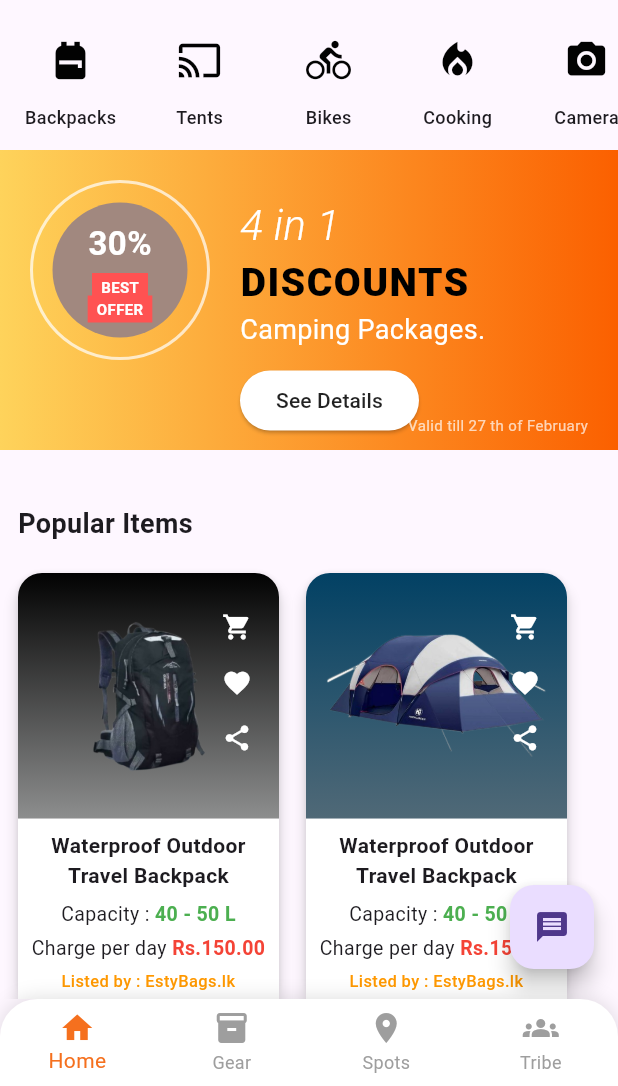
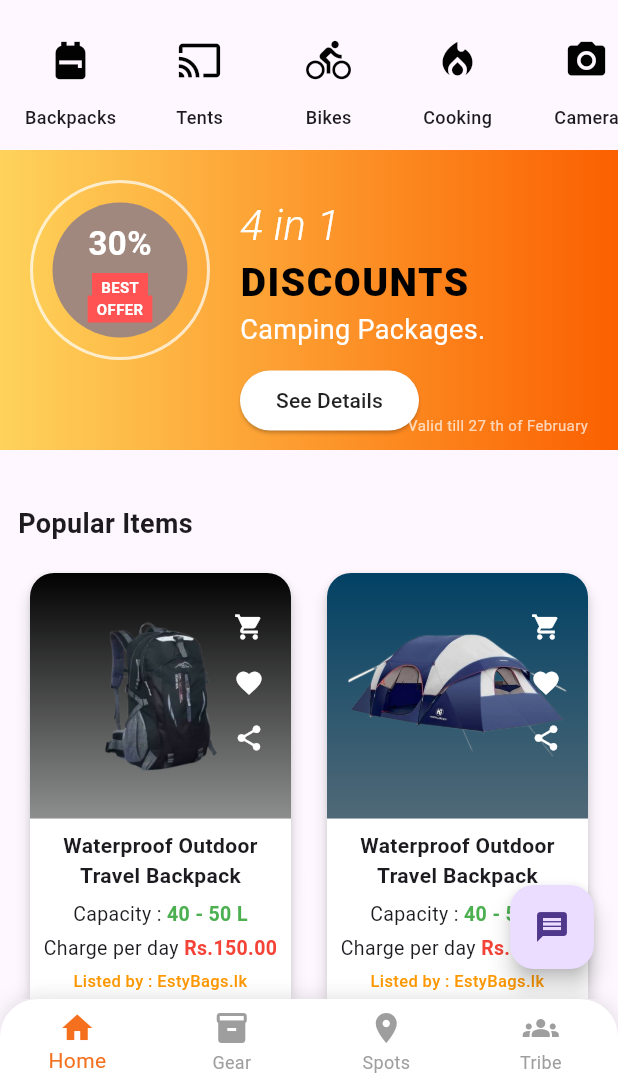
Before and after one commit to nilupul-dew/MAD_Group_09, a Flutter app: the screen it shows after launch, on a phone screen of 412 x 824 dp, the part 150-1236 px from its top. Run offline on Flutter 3.47's test engine with Material 3 defaults, Android fonts, the light colour scheme and no system bars; our stand-ins replace cloud_firestore, firebase_core; accounts and stored records are empty.

Commit message:
solve space issue

```diff
--- a/hiking_app/lib/presentation/screens/home_screen.dart
+++ b/hiking_app/lib/presentation/screens/home_screen.dart
@@ -240,12 +240,14 @@ class HomePageContent extends StatelessWidget {
             // Popular Items
             SectionTitle(title: "Popular Items"),
             Padding(
-              padding: const EdgeInsets.all(8.0),
-              child: Wrap(
-                spacing: 10,
-                runSpacing: 12,
+              padding: const EdgeInsets.symmetric(
+                  horizontal: 16.0, vertical: 8.0), // equal side margins
+              child: Row(
+                mainAxisAlignment:
+                    MainAxisAlignment.spaceBetween, // space between cards
                 children: [
-                  ItemCard(
+                  SizedBox(
+                    child: ItemCard(
                       assetImagePath: 'assets/images/backback3.png',
                       title: 'Waterproof Outdoor Travel Backpack',
                       capacity: '40 - 50 L',
@@ -259,7 +261,9 @@ class HomePageContent extends StatelessWidget {
                           Navigator.pushNamed(context, '/wishlist'),
                       onShareTap: () => Navigator.pushNamed(context, '/share'),
                     ),
-                  ItemCard(
+                  ),
+                  SizedBox(
+                      child: ItemCard(
                     assetImagePath: 'assets/images/tent1-.png',
                     title: 'Waterproof Outdoor Travel Backpack',
                     capacity: '40 - 50 L',
@@ -272,20 +276,31 @@ class HomePageContent extends StatelessWidget {
                     onFavoriteTap: () =>
                         Navigator.pushNamed(context, '/wishlist'),
                     onShareTap: () => Navigator.pushNamed(context, '/share'),
-                  )
+                  )),
                 ],
               ),
             ),
 
 // Recommended for you
             SectionTitle(title: "Recommend for you"),
-            Padding(
-              padding: const EdgeInsets.all(8.0),
+            LayoutBuilder(
+              builder: (context, constraints) {
+                double screenWidth = constraints.maxWidth;
+                double spacing = 16; // space between cards
+                double cardWidth = (screenWidth - spacing * 3) /
+                    2; // two cards + spacing between + margins
+
+                return Padding(
+                  padding: const EdgeInsets.symmetric(
+                      horizontal: 16.0,
+                      vertical: 8.0), // Equal left/right margin
                   child: Wrap(
-                spacing: 8,
-                runSpacing: 12,
+                    spacing: spacing,
+                    runSpacing: 16,
                     children: [
-                  ItemCard(
+                      SizedBox(
+                        width: cardWidth,
+                        child: ItemCard(
                           assetImagePath: 'assets/images/hammoch-.png',
                           title: 'Waterproof Outdoor Travel Backpack',
                           capacity: '40 - 50 L',
@@ -294,12 +309,17 @@ class HomePageContent extends StatelessWidget {
                           topColor: const Color.fromARGB(255, 101, 1, 1),
                           bottomColor: const Color.fromARGB(255, 170, 123, 123),
                           onTap: () => (),
-                    onCartTap: () => Navigator.pushNamed(context, '/cart'),
+                          onCartTap: () =>
+                              Navigator.pushNamed(context, '/cart'),
                           onFavoriteTap: () =>
                               Navigator.pushNamed(context, '/wishlist'),
-                    onShareTap: () => Navigator.pushNamed(context, '/share'),
+                          onShareTap: () =>
+                              Navigator.pushNamed(context, '/share'),
                         ),
-                  ItemCard(
+                      ),
+                      SizedBox(
+                        width: cardWidth,
+                        child: ItemCard(
                           assetImagePath: 'assets/images/bag1-.png',
                           title: 'Waterproof Outdoor Travel Backpack',
                           capacity: '40 - 50 L',
@@ -308,12 +328,17 @@ class HomePageContent extends StatelessWidget {
                           topColor: const Color.fromARGB(255, 1, 26, 152),
                           bottomColor: const Color.fromARGB(255, 133, 143, 159),
                           onTap: () => (),
-                    onCartTap: () => Navigator.pushNamed(context, '/cart'),
+                          onCartTap: () =>
+                              Navigator.pushNamed(context, '/cart'),
                           onFavoriteTap: () =>
                               Navigator.pushNamed(context, '/wishlist'),
-                    onShareTap: () => Navigator.pushNamed(context, '/share'),
+                          onShareTap: () =>
+                              Navigator.pushNamed(context, '/share'),
                         ),
-                  ItemCard(
+                      ),
+                      SizedBox(
+                        width: cardWidth,
+                        child: ItemCard(
                           assetImagePath: 'assets/images/backpack1-.png',
                           title: 'Waterproof Outdoor Travel Backpack',
                           capacity: '40 - 50 L',
@@ -322,12 +347,17 @@ class HomePageContent extends StatelessWidget {
                           topColor: const Color.fromARGB(255, 255, 48, 227),
                           bottomColor: const Color.fromARGB(255, 254, 162, 237),
                           onTap: () => (),
-                    onCartTap: () => Navigator.pushNamed(context, '/cart'),
+                          onCartTap: () =>
+                              Navigator.pushNamed(context, '/cart'),
                           onFavoriteTap: () =>
                               Navigator.pushNamed(context, '/wishlist'),
-                    onShareTap: () => Navigator.pushNamed(context, '/share'),
+                          onShareTap: () =>
+                              Navigator.pushNamed(context, '/share'),
                         ),
-                  ItemCard(
+                      ),
+                      SizedBox(
+                        width: cardWidth,
+                        child: ItemCard(
                           assetImagePath: 'assets/images/sleeping_bag-.png',
                           title: 'Waterproof Outdoor Travel Backpack',
                           capacity: '40 - 50 L',
@@ -336,13 +366,18 @@ class HomePageContent extends StatelessWidget {
                           topColor: const Color.fromARGB(255, 30, 255, 9),
                           bottomColor: const Color.fromARGB(255, 131, 247, 158),
                           onTap: () => (),
-                    onCartTap: () => Navigator.pushNamed(context, '/cart'),
+                          onCartTap: () =>
+                              Navigator.pushNamed(context, '/cart'),
                           onFavoriteTap: () =>
                               Navigator.pushNamed(context, '/wishlist'),
-                    onShareTap: () => Navigator.pushNamed(context, '/share'),
+                          onShareTap: () =>
+                              Navigator.pushNamed(context, '/share'),
+                        ),
                       ),
                     ],
                   ),
+                );
+              },
             ),
 
             // Customer Feedback
```
Lines whose indentation alone changed are shown as unchanged.
